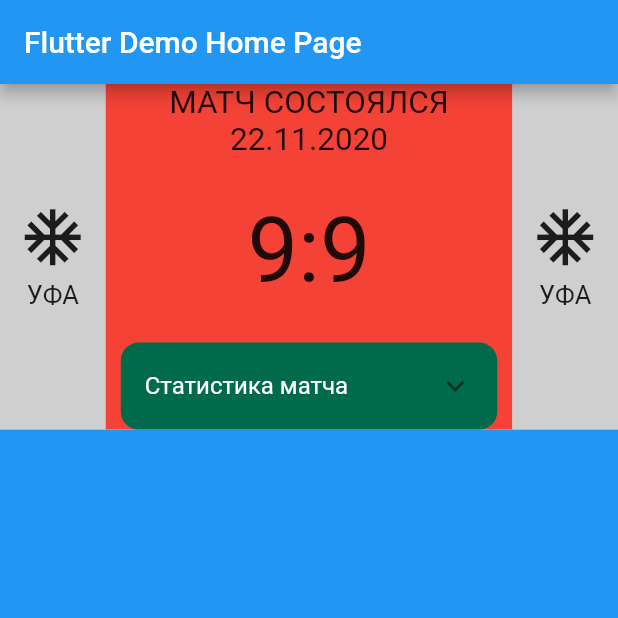
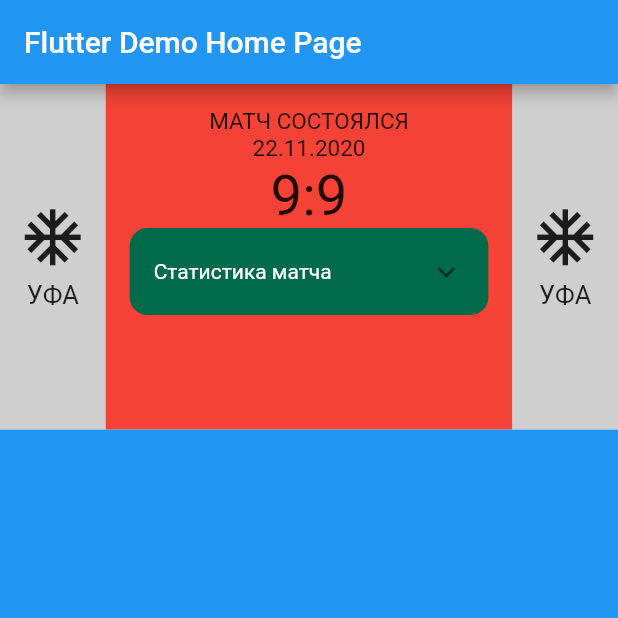
Before and after one commit to syfulin/iucioerucmieuhgniuhvgnd, a Flutter app: the screen it shows after launch, on a phone screen of 412 x 824 dp, the top half of it. Run offline on Flutter 3.47's test engine with Material 2 defaults, Android fonts, the phone set to English and light mode, and no system bars; our stand-ins replace bloc, flutter_bloc, freezed_annotation, get_it; generated files the repository leaves out were written again.

Commit message:
Update head to head

```diff
--- a/lib/head_to_head/presentation/head_to_head_new.dart
+++ b/lib/head_to_head/presentation/head_to_head_new.dart
@@ -1,21 +1,19 @@
 import 'package:flutter/material.dart';
 
 class HeadToHeadNew extends StatelessWidget {
-  final String _matchId;
-
-  const HeadToHeadNew({
-    @required String matchId,
-  }) : _matchId = matchId;
+  const HeadToHeadNew();
 
   @override
   Widget build(BuildContext context) {
-    return MaterialApp(
-      home: Scaffold(
+    return Scaffold(
       // appBar: AppBar(
       //   title: const Text('Статистика'),
       // ),
       // Основная область экрана
-        body: Column(
+      body: Stack(
+        alignment: Alignment.topCenter,
+        children: [
+          Column(
             children: [
               // 1. Виджет Live-статистики
               Expanded(
@@ -48,28 +46,6 @@ class HeadToHeadNew extends StatelessWidget {
                       flex: 231,
                       child: Container(
                         color: Colors.red,
-                      // constraints:
-                      //     BoxConstraints(minHeight: 231, maxHeight: 231),
-                      // height: 350,
-                      child: Column(
-                        mainAxisAlignment: MainAxisAlignment.spaceBetween,
-                        children: [
-                          Column(
-                            children: [
-                              Text('МАТЧ СОСТОЯЛСЯ',
-                                  style: TextStyle(fontSize: 21)),
-                              Text('22.11.2020',
-                                  style: TextStyle(fontSize: 21)),
-                            ],
-                          ),
-                          Text('9:9', style: TextStyle(fontSize: 60)),
-                          Container(
-                            width: 251,
-                            // color: Colors.red,
-                            child: Statistics(),
-                          ),
-                        ],
-                      ),
                       ),
                     ),
                     // Правый блок (вторая команда)
@@ -111,6 +87,45 @@ class HeadToHeadNew extends StatelessWidget {
           //   color: Colors.red,
           //   child: Statistics(),
           // ),
+          Row(
+            mainAxisAlignment: MainAxisAlignment.spaceBetween,
+            children: [
+              Expanded(
+                flex: 60,
+                child: Container(
+                  color: Colors.transparent,
+                ),
+              ),
+              Expanded(
+                flex: 231,
+                child: Container(
+                  // color: Colors.white,
+                  padding: const EdgeInsets.all(16),
+                  child: Column(
+                    children: [
+                      Column(
+                        children: [
+                          Text('МАТЧ СОСТОЯЛСЯ',
+                              style: TextStyle(fontSize: 15)),
+                          Text('22.11.2020', style: TextStyle(fontSize: 15)),
+                        ],
+                      ),
+
+                      Text('9:9', style: TextStyle(fontSize: 37.5)),
+                      Statistics(),
+                    ],
+                  ),
+                ),
+              ),
+              Expanded(
+                flex: 60,
+                child: Container(
+                  color: Colors.transparent,
+                ),
+              ),
+            ],
+          ),
+        ],
       ),
     );
   }
@@ -132,7 +147,7 @@ class Statistics extends StatelessWidget {
           color: Color.fromARGB(255, 0, 106, 74),
         ),
         child: ExpansionTile(
-          key: PageStorageKey<String>('key1'),
+          // key: PageStorageKey<String>('key1'),
           title: titleData('Статистика матча'),
           children: [
             Container(height: 1, color: Color.fromARGB(255, 0, 106, 74)),
@@ -167,7 +182,7 @@ Widget titleData(String text) {
       children: [
         Text(
           text,
-          style: TextStyle(color: Colors.white),
+          style: TextStyle(color: Colors.white, fontSize: 14),
         ),
       ],
     ),
@@ -199,3 +214,29 @@ Widget itemData(String text, [bool last = false]) {
     ),
   );
 }
+
+// // Статистика
+// Expanded(
+//   flex: 231,
+//   child: Container(
+//     color: Colors.red,
+//     // constraints:
+//     //     BoxConstraints(minHeight: 231, maxHeight: 231),
+//     // height: 350,
+//     child: Column(
+//       mainAxisAlignment: MainAxisAlignment.spaceBetween,
+//       children: [
+//         Column(
+//           children: [
+//             Text('МАТЧ СОСТОЯЛСЯ',
+//                 style: TextStyle(fontSize: 21)),
+//             Text('22.11.2020',
+//                 style: TextStyle(fontSize: 21)),
+//           ],
+//         ),
+//         Text('9:9', style: TextStyle(fontSize: 60)),
+//         Statistics(),
+//       ],
+//     ),
+//   ),
+// ),
```
Lines whose indentation alone changed are shown as unchanged.
